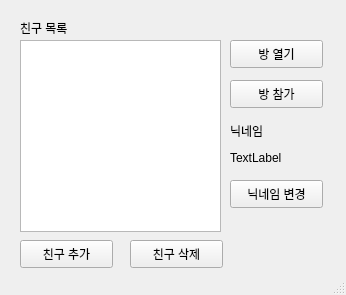
Old version of the form ui/mypage.ui in the repository 20-s-Guys/IdealChat.
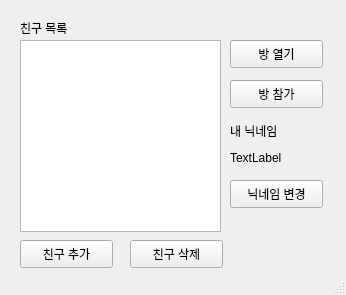
New version of the form.

```diff
--- a/ui/mypage.ui
+++ b/ui/mypage.ui
@@ -99,7 +99,7 @@
      </rect>
     </property>
     <property name="text">
-     <string>닉네임</string>
+     <string>내 닉네임</string>
     </property>
    </widget>
    <widget class="QLabel" name="NickNameDisplayLabel">
```
